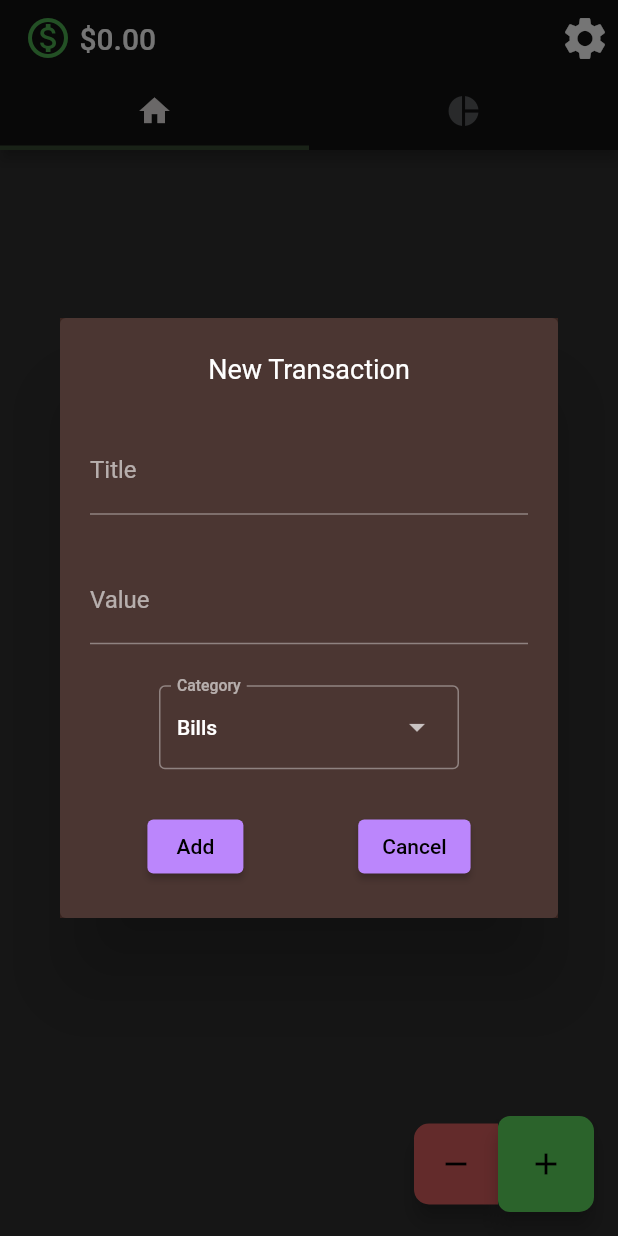
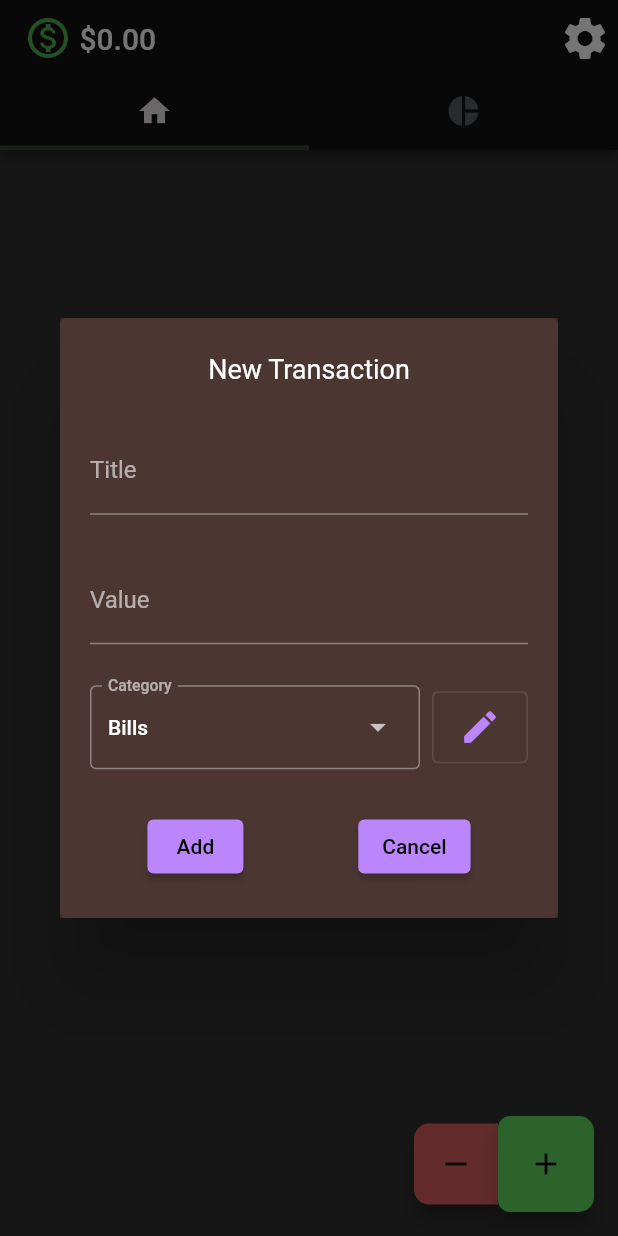
Before and after one commit to lz-coder/just_finance_app, a Flutter app: the screen it shows after launch, after a tap on the "remove" icon, on a phone screen of 412 x 824 dp. Run offline on Flutter 3.47's test engine with Material 2 defaults, Android fonts, the phone set to English and light mode, and no system bars; our stand-ins replace sqflite, syncfusion_flutter_charts; accounts and stored records are empty; generated files the repository leaves out were written again.

Commit message:
Add a button to open Categories Editor

```diff
--- a/lib/widgets/transaction_dialog.dart
+++ b/lib/widgets/transaction_dialog.dart
@@ -1,6 +1,7 @@
 import 'package:flutter/material.dart';
 import 'package:just_finance_app/Repository/wallet_repository.dart';
 import 'package:just_finance_app/db/database.dart';
+import 'package:just_finance_app/pages/categories_editor_page.dart';
 import 'package:just_finance_app/src/categorie.dart';
 import 'package:just_finance_app/src/transaction_info.dart';
 import 'package:provider/provider.dart';
@@ -96,9 +97,13 @@ class _TransactionDialogState extends State<TransactionDialog> {
                     preSelectedCategorie = snapshot.data![0];
                   }
 
-                  return DropdownMenu<Categorie>(
-                    width: 200,
-                    initialSelection: preSelectedCategorie ?? selectedCategorie,
+                  return Row(
+                    mainAxisAlignment: MainAxisAlignment.spaceBetween,
+                    children: [
+                      DropdownMenu<Categorie>(
+                        width: 220,
+                        initialSelection:
+                            preSelectedCategorie ?? selectedCategorie,
                         controller: categoriesController,
                         label: Text(AppLocalizations.of(context)!
                             .transactionDialogCategorieLabel),
@@ -106,6 +111,23 @@ class _TransactionDialogState extends State<TransactionDialog> {
                         onSelected: (Categorie? categorie) {
                           selectedCategorie = categorie;
                         },
+                      ),
+                      SizedBox(
+                        width: 64,
+                        height: 48,
+                        child: OutlinedButton(
+                          onPressed: () => Navigator.push(
+                              context,
+                              MaterialPageRoute(
+                                  builder: (context) =>
+                                      const CategoriesEditor())),
+                          child: const Icon(
+                            Icons.edit,
+                            size: 28,
+                          ),
+                        ),
+                      )
+                    ],
                   );
                 }
                 return const CircularProgressIndicator();
```
Lines whose indentation alone changed are shown as unchanged.
